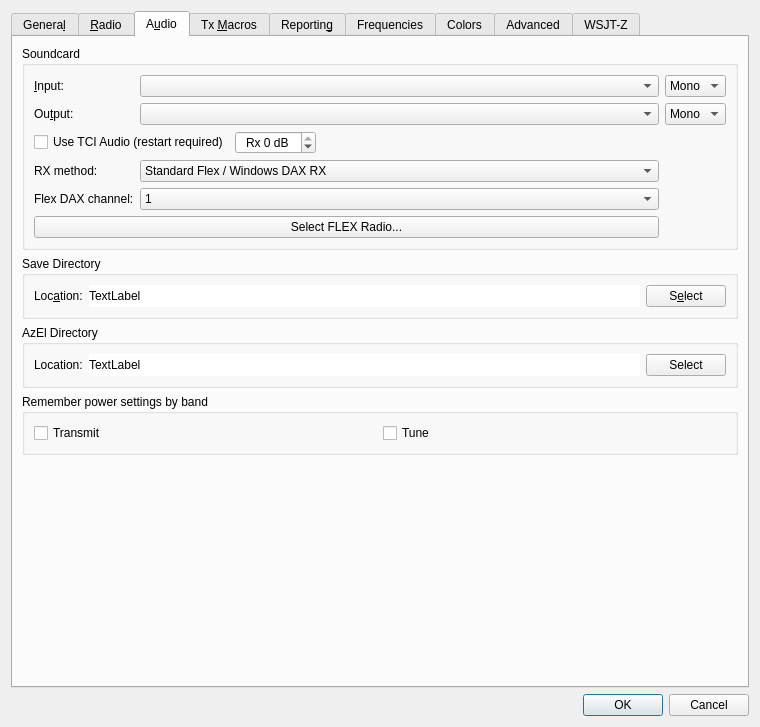
Qt form Configuration.ui (sblanchard/wsjt-z) before a commit.
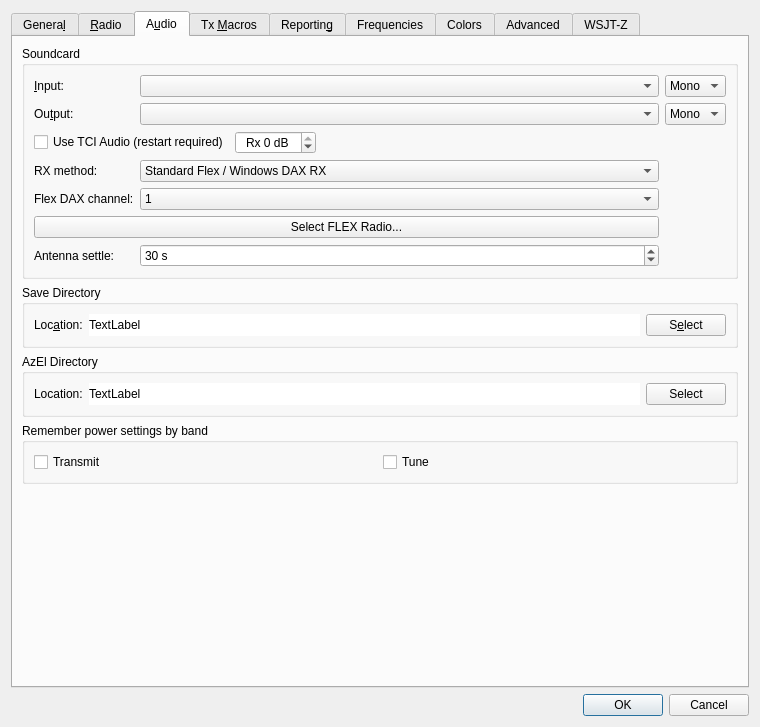
The same form after that commit. The open tabs and pages were chosen to show the change. Custom widgets are drawn as their Qt base class.

Commit message:
feat: add is_flex_native_rig predicate and configurable antenna settle time
Claude-Session: https://claude.ai/code/session_019rjLigdj6PxdRYsZGwqqfi

```diff
--- a/Configuration.ui
+++ b/Configuration.ui
@@ -1712,6 +1712,32 @@
             </property>
            </widget>
           </item>
+          <item row="6" column="0">
+           <widget class="QLabel" name="band_settle_label">
+            <property name="text">
+             <string>Antenna settle:</string>
+            </property>
+           </widget>
+          </item>
+          <item row="6" column="1">
+           <widget class="QSpinBox" name="band_settle_spin_box">
+            <property name="toolTip">
+             <string>Seconds to wait after an automatic band change before transmitting, allowing the antenna to retune. Zero disables the hold.</string>
+            </property>
+            <property name="suffix">
+             <string> s</string>
+            </property>
+            <property name="minimum">
+             <number>0</number>
+            </property>
+            <property name="maximum">
+             <number>300</number>
+            </property>
+            <property name="value">
+             <number>30</number>
+            </property>
+           </widget>
+          </item>
          </layout>
         </widget>
        </item>
```
The commit also changes 3 other files.
